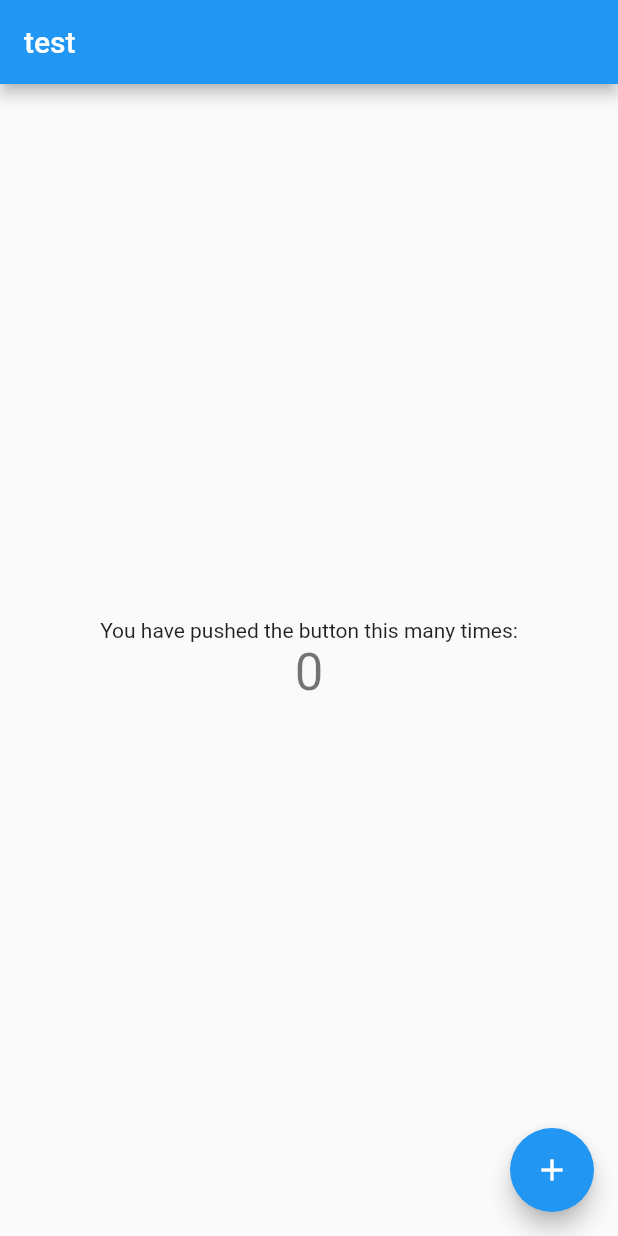
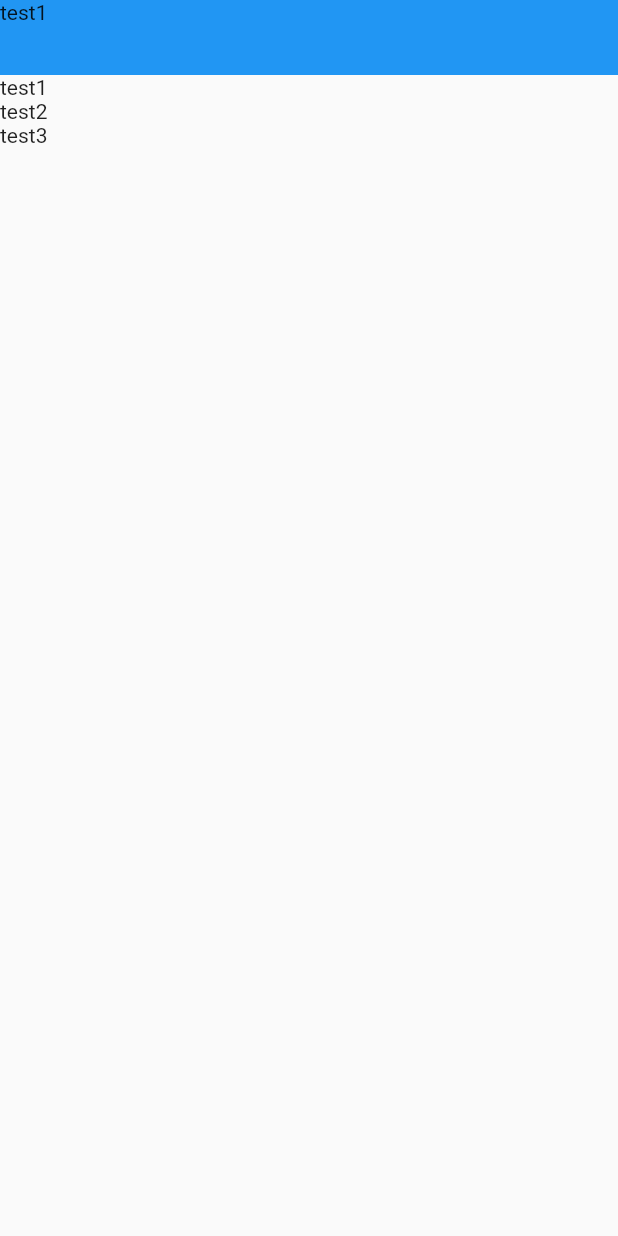
Before and after one commit to mettoboshi/riverpod_sample_app, a Flutter app: the screen it shows after launch, on a phone screen of 412 x 824 dp. Run offline on Flutter 3.47's test engine with Material 2 defaults, Android fonts, the phone set to English and light mode, and no system bars; our stand-ins replace hooks_riverpod.

Commit message:
pageを切り分けてみた

```diff
--- a/lib/main.dart
+++ b/lib/main.dart
@@ -1,5 +1,7 @@
 import 'package:flutter/material.dart';
 import 'package:hooks_riverpod/hooks_riverpod.dart';
+
+import 'ui/page/home_page.dart';
 
 // 値（ここでは "Hello world"）を格納する「プロバイダ」を作成します。
 // プロバイダを使うことで値のモックやオーバーライドが可能になります。
@@ -20,70 +22,18 @@ void main() {
   );
 }
 
-class MyApp extends HookConsumerWidget {
+class MyApp extends StatelessWidget {
   const MyApp({Key? key}) : super(key: key);
 
   // This widget is the root of your application.
   @override
-  Widget build(BuildContext context, WidgetRef ref) {
-    final String value2 = ref.watch(helloWorldProvider);
-
-    print(value2);
+  Widget build(BuildContext context) {
     return MaterialApp(
-      title: 'Flutter Demo',
+      title: 'Riverpod Sample',
       theme: ThemeData(
         primarySwatch: Colors.blue,
       ),
-      home: const MyHomePage(title: 'Flutter Demo Home Page', value: "test"),
+      home: const HomePage(),
     );
   }
 }
-
-class MyHomePage extends StatefulWidget {
-  const MyHomePage({Key? key, required this.title, required this.value})
-      : super(key: key);
-
-  final String title;
-  final String value;
-
-  @override
-  State<MyHomePage> createState() => _MyHomePageState();
-}
-
-class _MyHomePageState extends State<MyHomePage> {
-  int _counter = 0;
-
-  void _incrementCounter() {
-    setState(() {
-      _counter++;
-    });
-  }
-
-  @override
-  Widget build(BuildContext context) {
-    return Scaffold(
-      appBar: AppBar(
-        title: Text(widget.value),
-      ),
-      body: Center(
-        child: Column(
-          mainAxisAlignment: MainAxisAlignment.center,
-          children: <Widget>[
-            const Text(
-              'You have pushed the button this many times:',
-            ),
-            Text(
-              '$_counter',
-              style: Theme.of(context).textTheme.headline4,
-            ),
-          ],
-        ),
-      ),
-      floatingActionButton: FloatingActionButton(
-        onPressed: _incrementCounter,
-        tooltip: 'Increment',
-        child: const Icon(Icons.add),
-      ), // This trailing comma makes auto-formatting nicer for build methods.
-    );
-  }
-}
--- /dev/null
+++ b/lib/ui/page/home_page.dart
@@ -0,0 +1,22 @@
+import 'package:flutter/material.dart';
+
+class HomePage extends StatelessWidget {
+  const HomePage({Key? key}) : super(key: key);
+
+  @override
+  Widget build(BuildContext context) {
+    return Scaffold(
+        body: ListView(
+      children: [
+        Container(
+          height: 50,
+          color: Colors.blue,
+          child: Text('test1'),
+        ),
+        const Text('test1'),
+        const Text('test2'),
+        const Text('test3'),
+      ],
+    ));
+  }
+}
```
